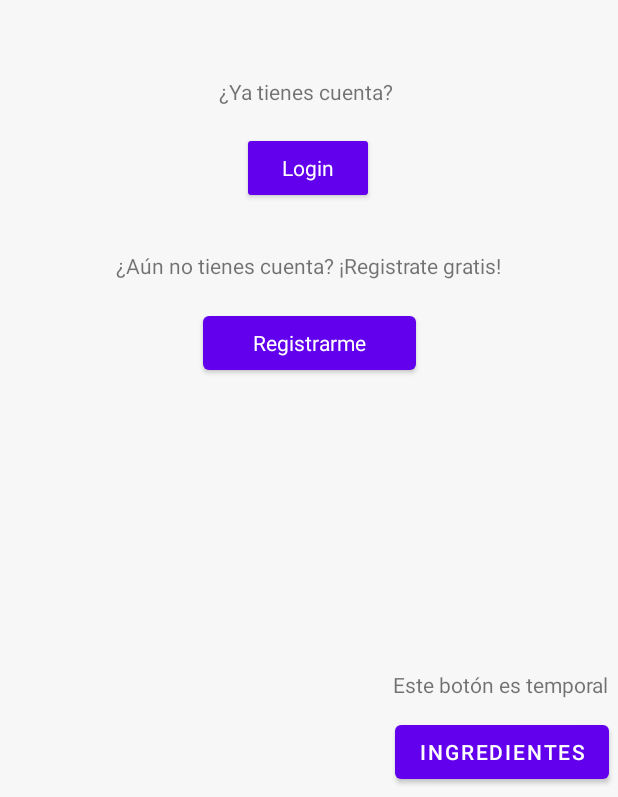
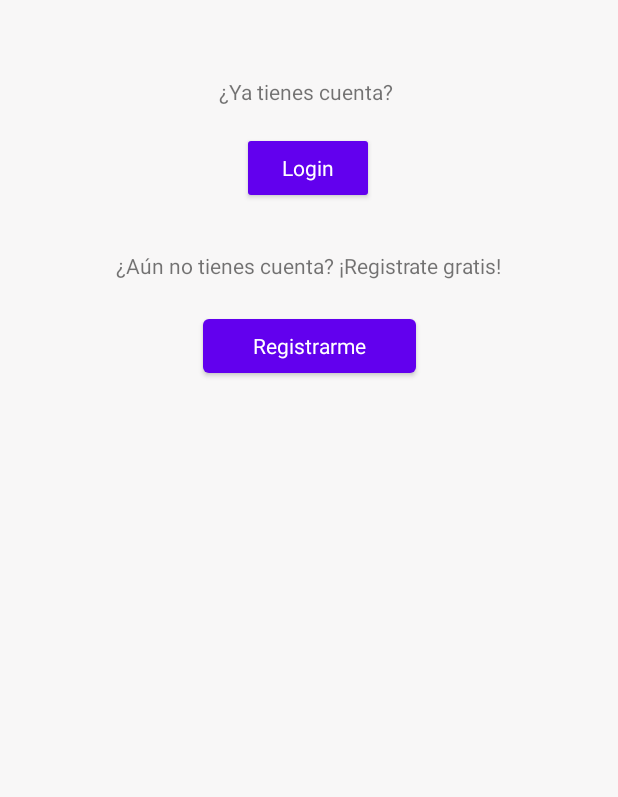
Before and after one commit to Erickln/SmartRecipes, an Android app: the screen it shows after launch (MainActivity), on a phone screen of 412 x 824 dp, the part 439-1236 px from its top. Run offline under Robolectric (Android 15) with nearby library versions, the phone set to English and light mode, and no system bars; our stand-ins replace Firebase (no records; nobody signed in at launch, a user with empty details on screens opened directly).

Commit message:
COmenté algunos toasts sin contexto y quité el botón de ingredientes en el main

```diff
--- a/app/build.gradle
+++ b/app/build.gradle
@@ -48,7 +48,6 @@ dependencies {
     implementation 'com.google.firebase:firebase-firestore'
     ////API DE PICASSO
     implementation 'com.squareup.picasso:picasso:2.71828'
-    compileOnly 'com.google.android.wearable:wearable:2.8.1'
 }
 
 apply plugin: 'com.google.gms.google-services'
--- a/app/src/main/AndroidManifest.xml
+++ b/app/src/main/AndroidManifest.xml
@@ -12,6 +12,7 @@
         android:supportsRtl="true"
         android:theme="@style/Theme.SmartRecipes">
         <activity android:name=".VerReceta"/>
+        <activity android:name=".Agregacion"/>
         <activity android:name=".DatosUsuario" />
         <activity android:name=".EditarIngredienteActivity" />
         <activity android:name=".AgregarReceta" />
--- a/app/src/main/java/com/example/smartrecipes/RecetaAdapter.java
+++ b/app/src/main/java/com/example/smartrecipes/RecetaAdapter.java
@@ -67,7 +67,7 @@ public class RecetaAdapter extends RecyclerView.Adapter<RecetaAdapter.RecetaView
                         //Receta recetaEnviada = recetasDisponibles.get(pos);
                         in.putExtra("recetaAEditar", actual);
                         in.putExtra("clave", 0);
-                        Toast.makeText(v.getContext(), "Vamos a editar una receta", Toast.LENGTH_SHORT).show();
+                        //Toast.makeText(v.getContext(), "Vamos a editar una receta", Toast.LENGTH_SHORT).show();
                         v.getContext().startActivity(in);
                     }
                 }
@@ -86,7 +86,7 @@ public class RecetaAdapter extends RecyclerView.Adapter<RecetaAdapter.RecetaView
                         //fb.editaRecetaPublica(recetasDisponibles.get(pos));
                         //Receta recetaEnviada = recetasDisponibles.get(pos);
                         in.putExtra("recetaParaVer", actual);
-                        Toast.makeText(v.getContext(), "Vamos a editar una receta", Toast.LENGTH_SHORT).show();
+                        //Toast.makeText(v.getContext(), "Vamos a editar una receta", Toast.LENGTH_SHORT).show();
                         v.getContext().startActivity(in);
                     }
                 }
--- a/app/src/main/java/com/example/smartrecipes/RecetaPersonalAdapter.java
+++ b/app/src/main/java/com/example/smartrecipes/RecetaPersonalAdapter.java
@@ -57,7 +57,7 @@ public class RecetaPersonalAdapter extends RecyclerView.Adapter<RecetaPersonalAd
                         //Receta recetaEnviada = recetasDisponibles.get(pos);
                         in.putExtra("recetaAEditar", actual);
                         in.putExtra("clave", 1);
-                        Toast.makeText(v.getContext(), "Vamos a editar una receta", Toast.LENGTH_SHORT).show();
+                       // Toast.makeText(v.getContext(), "Vamos a editar una receta", Toast.LENGTH_SHORT).show();
                         v.getContext().startActivity(in);
                     }
                 }
@@ -76,7 +76,7 @@ public class RecetaPersonalAdapter extends RecyclerView.Adapter<RecetaPersonalAd
                         //fb.editaRecetaPublica(recetasDisponibles.get(pos));
                         //Receta recetaEnviada = recetasDisponibles.get(pos);
                         in.putExtra("recetaParaVer", actual);
-                        Toast.makeText(v.getContext(), "Vamos a editar una receta", Toast.LENGTH_SHORT).show();
+                       // Toast.makeText(v.getContext(), "Vamos a editar una receta", Toast.LENGTH_SHORT).show();
                         v.getContext().startActivity(in);
                     }
                 }
--- a/app/src/main/res/layout/activity_main.xml
+++ b/app/src/main/res/layout/activity_main.xml
@@ -7,17 +7,6 @@
     android:layout_height="match_parent"
     android:background="#F8F7F7"
     tools:context=".MainActivity">
-
-    <Button
-        android:id="@+id/button9"
-        android:layout_width="wrap_content"
-        android:layout_height="wrap_content"
-        android:layout_marginEnd="6dp"
-        android:layout_marginBottom="6dp"
-        android:onClick="ingredientesView"
-        android:text="ingredientes"
-        app:layout_constraintBottom_toBottomOf="parent"
-        app:layout_constraintEnd_toEndOf="parent" />
 
     <Button
         android:id="@+id/buttonLogin"
@@ -38,7 +27,7 @@
         android:id="@+id/buttonSign"
         android:layout_width="142dp"
         android:layout_height="wrap_content"
-        android:layout_marginTop="18dp"
+        android:layout_marginTop="20dp"
         android:fontFamily="sans-serif"
         android:onClick="signbut"
         android:text="Registrarme"
@@ -56,16 +45,6 @@
         app:layout_constraintStart_toStartOf="parent"
         app:layout_constraintTop_toTopOf="parent"
         app:srcCompat="@drawable/logo" />
-
-    <TextView
-        android:id="@+id/temporal"
-        android:layout_width="wrap_content"
-        android:layout_height="wrap_content"
-        android:layout_marginEnd="6dp"
-        android:layout_marginBottom="11dp"
-        android:text="Este botón es temporal"
-        app:layout_constraintBottom_toTopOf="@+id/button9"
-        app:layout_constraintEnd_toEndOf="parent" />
 
     <TextView
         android:id="@+id/texto1"
```
